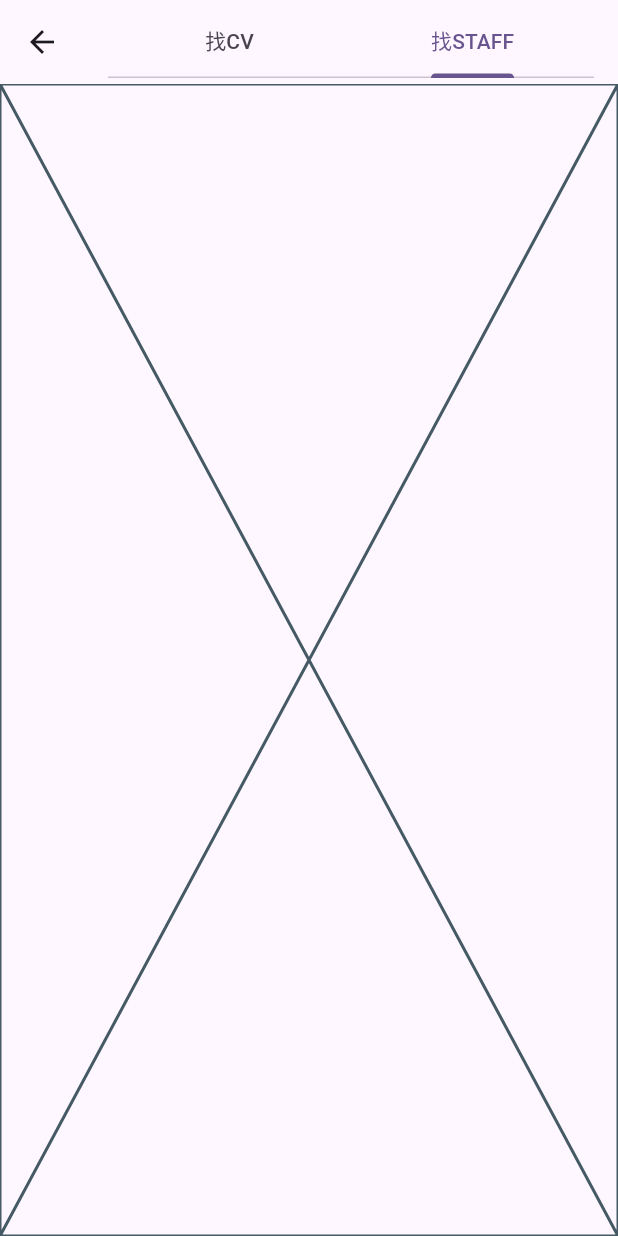
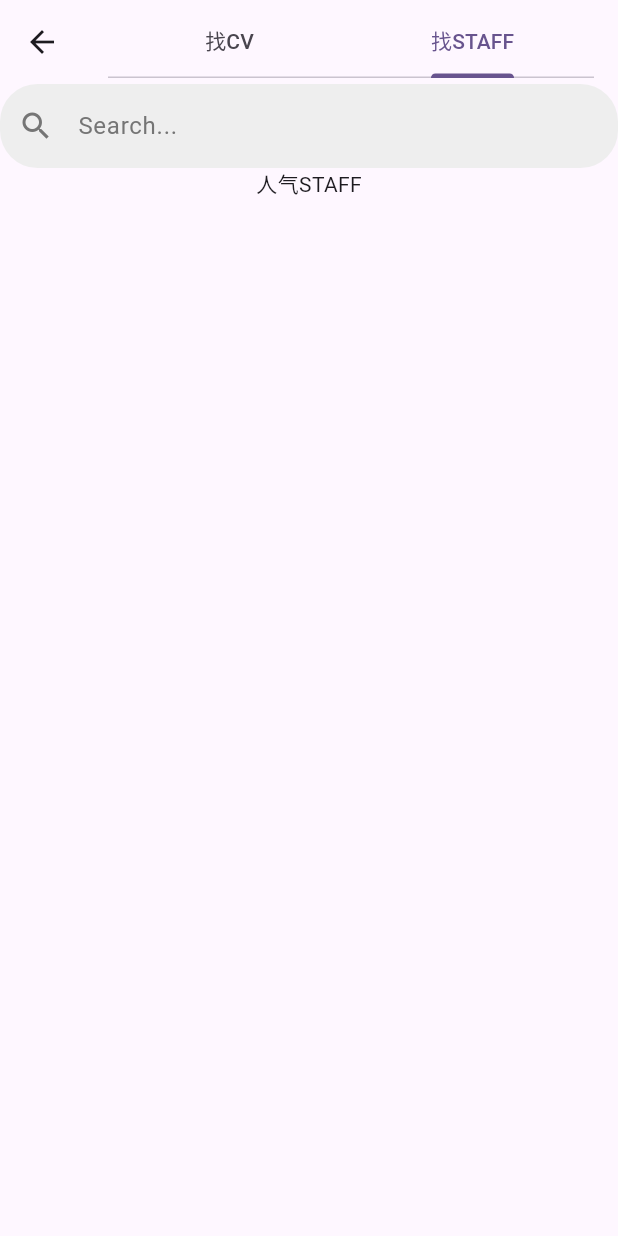
Before and after one commit to aaronlee916/voiceradarflutter, a Flutter app: the Search screen opened directly, tab 2 chosen, on a phone screen of 412 x 824 dp. Run offline on Flutter 3.47's test engine with Material 3 defaults, Android fonts, the phone set to English and light mode, and no system bars; network calls fail.

Commit message:
搜索组件样式完成

```diff
--- a/lib/components/ArtistSearch.dart
+++ b/lib/components/ArtistSearch.dart
@@ -6,7 +6,6 @@ class ArtistSearch extends StatefulWidget {
   @override
   State<ArtistSearch> createState() => _ArtistSearchState();
 }
-
 
 class _ArtistSearchState extends State<ArtistSearch> {
   late SearchController _searchController;
@@ -29,16 +28,21 @@ class _ArtistSearchState extends State<ArtistSearch> {
       controller: _searchController,
       decoration: InputDecoration(
         hintText: 'Search...',
-            hintStyle: const TextStyle(color: Colors.white70),
-            prefixIcon: const Icon(Icons.search, color: Colors.white70),
+        hintStyle: TextStyle(color: Colors.grey[600]),
+        prefixIcon: Icon(Icons.search, color: Colors.grey[600]),
         filled: true,
-            fillColor: Colors.white12,
-            border: OutlineInputBorder(
+        fillColor: Colors.grey[200],
+        border: InputBorder.none, // 移除边框
+        enabledBorder: OutlineInputBorder(
           borderRadius: BorderRadius.circular(25.0),
           borderSide: BorderSide.none,
         ),
+        focusedBorder: OutlineInputBorder(
+          borderRadius: BorderRadius.circular(25.0),
+          borderSide: BorderSide.none
         ),
-          style: const TextStyle(color: Colors.white),
+      ),
+      style: TextStyle(color: Colors.grey[800]),
       onSubmitted: (value) {
         // 处理搜索逻辑
         print('Search for: $value');
--- a/lib/components/findStaff.dart
+++ b/lib/components/findStaff.dart
@@ -1,4 +1,5 @@
 import 'package:flutter/material.dart';
+import 'package:voiceradarflutter/components/ArtistSearch.dart';
 
 class findStaff extends StatefulWidget {
   const findStaff({super.key});
@@ -10,6 +11,15 @@ class findStaff extends StatefulWidget {
 class _findStaffState extends State<findStaff> {
   @override
   Widget build(BuildContext context) {
-    return const Placeholder();
+    return Center(
+      child: Column(
+        children: [
+          ArtistSearch(),
+          Text("人气STAFF")
+
+        ],
+      ),
+
+    );
   }
 }
```
Lines whose indentation alone changed are shown as unchanged.
